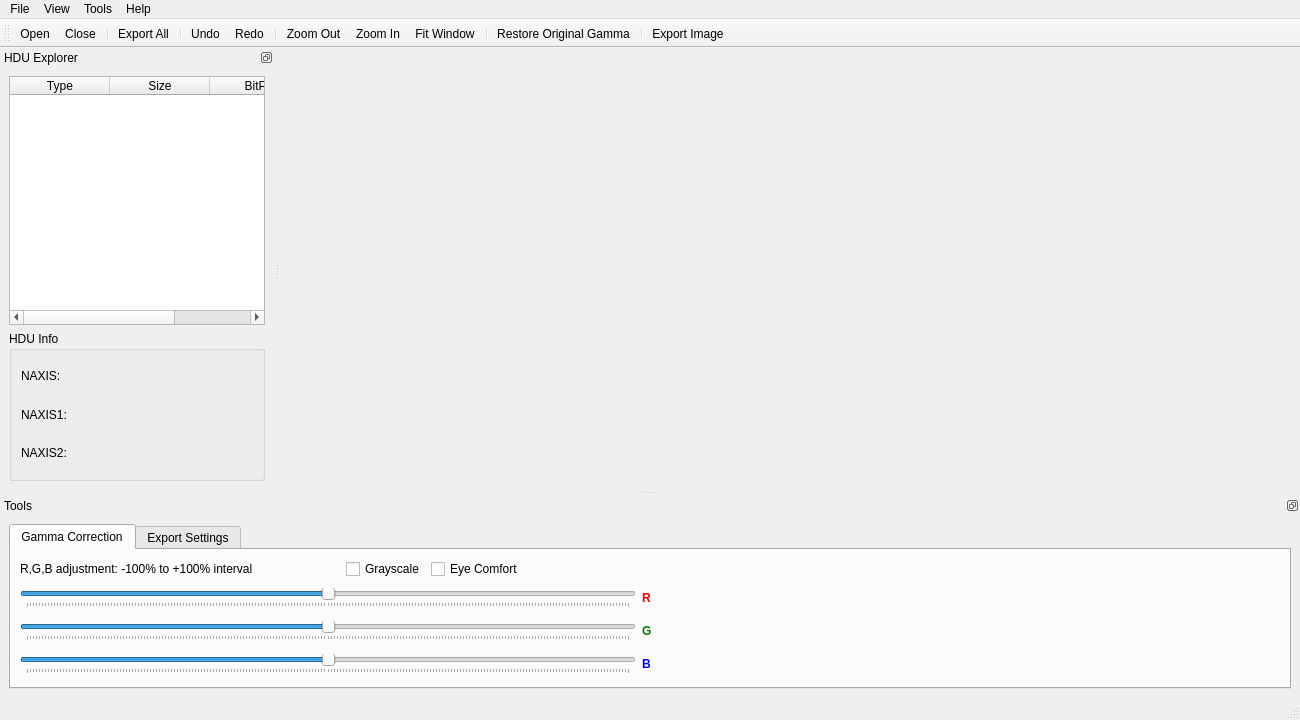
Old version of the form mainwindow.ui in the repository surhh/nfitsview.
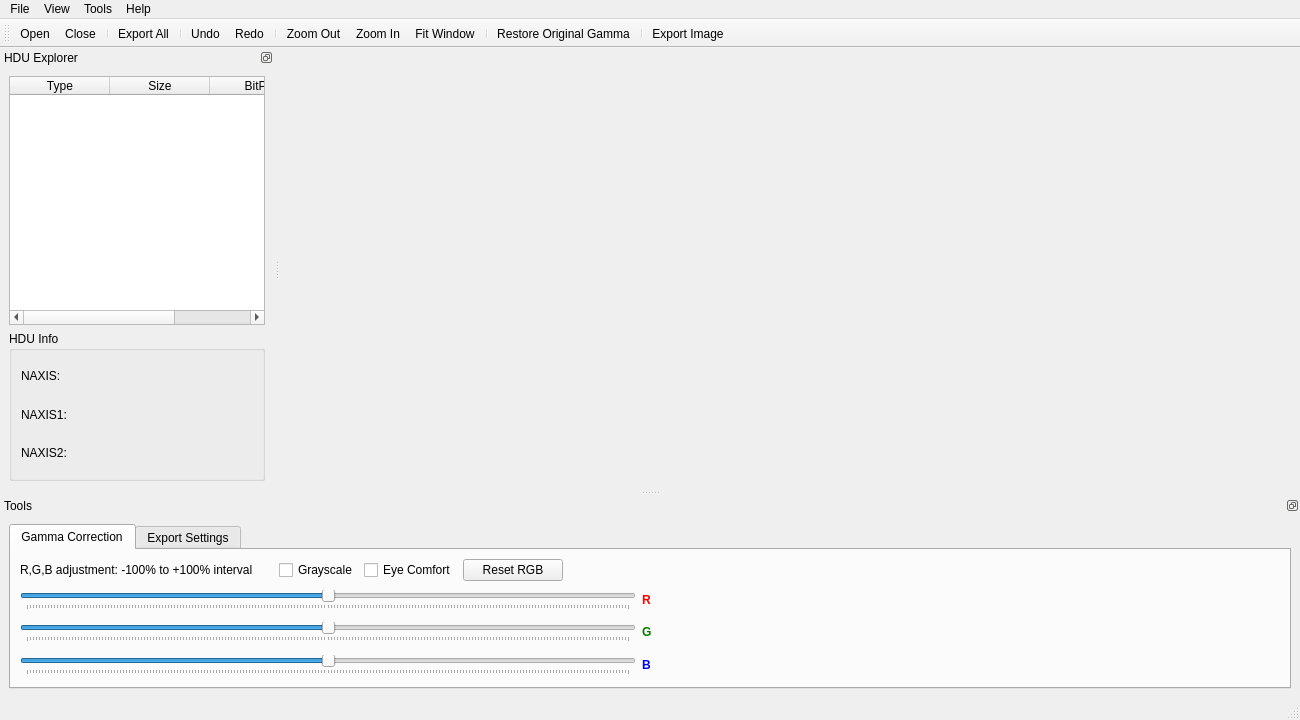
New version of the form. Icons and pictures are not drawn. Custom widgets are drawn as their Qt base class.

Commit message: Added 'Reset RGB' feature

Patch:
```diff
--- a/mainwindow.ui
+++ b/mainwindow.ui
@@ -303,7 +303,7 @@
                   <enum>Qt::Horizontal</enum>
                  </property>
                  <property name="sizeType">
-                  <enum>QSizePolicy::Minimum</enum>
+                  <enum>QSizePolicy::Preferred</enum>
                  </property>
                  <property name="sizeHint" stdset="0">
                   <size>
@@ -329,7 +329,7 @@
                <item>
                 <widget class="QCheckBox" name="checkBoxEyeComfort">
                  <property name="sizePolicy">
-                  <sizepolicy hsizetype="Minimum" vsizetype="Fixed">
+                  <sizepolicy hsizetype="Fixed" vsizetype="Fixed">
                    <horstretch>0</horstretch>
                    <verstretch>0</verstretch>
                   </sizepolicy>
@@ -339,13 +339,32 @@
                  </property>
                 </widget>
                </item>
+               <item>
+                <widget class="QPushButton" name="resetRGBButton">
+                 <property name="sizePolicy">
+                  <sizepolicy hsizetype="Expanding" vsizetype="Fixed">
+                   <horstretch>0</horstretch>
+                   <verstretch>0</verstretch>
+                  </sizepolicy>
+                 </property>
+                 <property name="maximumSize">
+                  <size>
+                   <width>100</width>
+                   <height>16777215</height>
+                  </size>
+                 </property>
+                 <property name="text">
+                  <string>Reset RGB</string>
+                 </property>
+                </widget>
+               </item>
                <item>
                 <spacer name="horizontalSpacer_3">
                  <property name="orientation">
                   <enum>Qt::Horizontal</enum>
                  </property>
                  <property name="sizeType">
-                  <enum>QSizePolicy::Minimum</enum>
+                  <enum>QSizePolicy::Expanding</enum>
                  </property>
                  <property name="sizeHint" stdset="0">
                   <size>
```
The commit also changes 3 other files.
